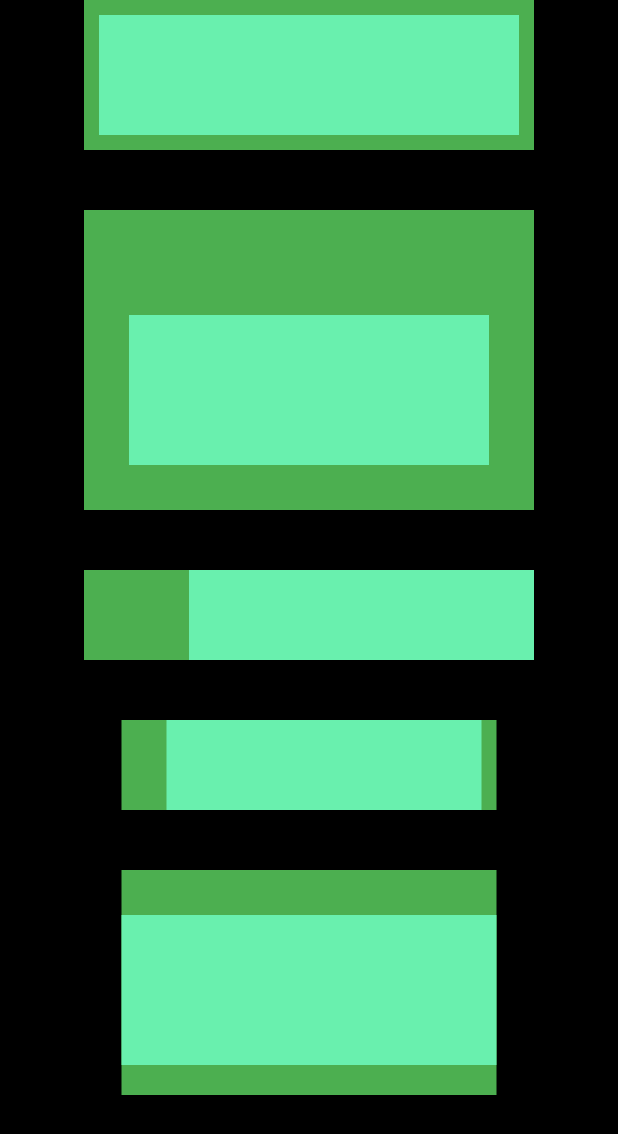
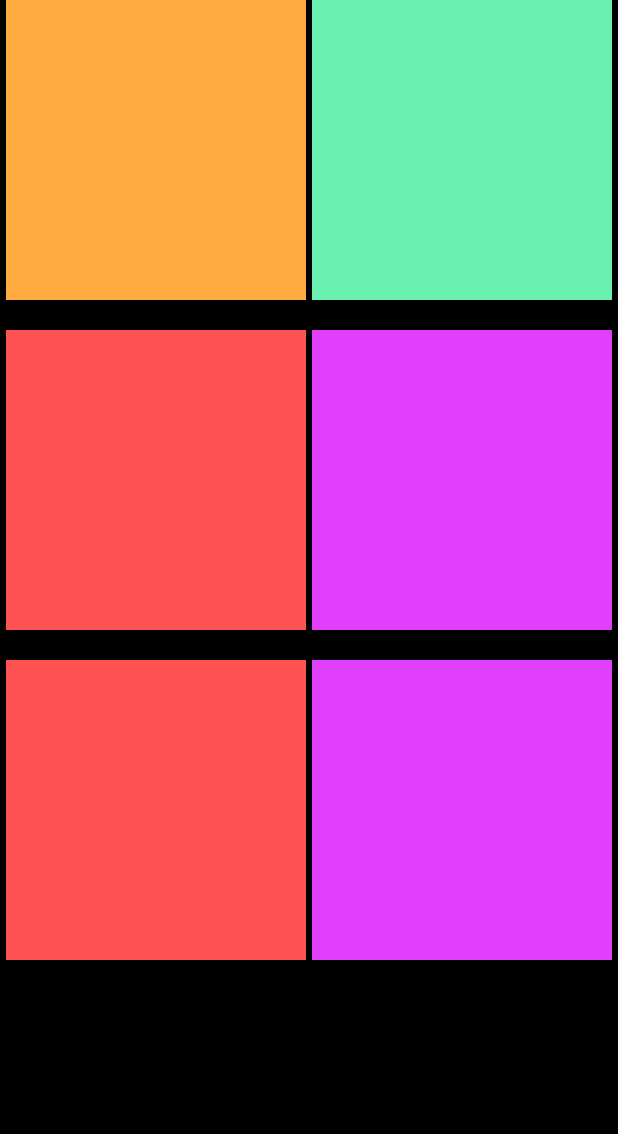
Before and after one commit to bek-n/home-works, a Flutter app: the screen it shows after launch, on a phone screen of 412 x 824 dp. Shown: the top 1134 px of the screen. Run offline on Flutter 3.47's test engine with Material 2 defaults, Android fonts, the phone set to English and light mode, and no system bars.

Commit message:
3 vazifa

```diff
--- /dev/null
+++ b/lib/9-November, margin,Shadow/3-vazifa.dart
@@ -0,0 +1,75 @@
+import 'package:flutter/material.dart';
+
+class Third extends StatelessWidget {
+  const Third({super.key});
+
+  @override
+  Widget build(BuildContext context) {
+    return MaterialApp(
+      home: Container(
+        color: Colors.black,
+        child: Column(children: [
+          Row(
+            mainAxisAlignment: MainAxisAlignment.spaceEvenly,
+            children: [
+              Container(
+                color: Colors.orangeAccent,
+                height: 200,
+                width: 200,
+                margin: EdgeInsets.only(bottom: 20),
+              ),
+              Container(
+                color: Colors.greenAccent,
+                height: 200,
+                width: 200,
+                margin: EdgeInsets.only(bottom: 20),
+              )
+            ],
+          ),
+          Column(
+            children: [
+              Row(
+                mainAxisAlignment: MainAxisAlignment.spaceEvenly,
+                children: [
+                  Container(
+                    color: Colors.redAccent,
+                    height: 200,
+                    width: 200,
+                    margin: EdgeInsets.only(bottom: 20),
+                  ),
+                  Container(
+                    color: Colors.purpleAccent,
+                    height: 200,
+                    width: 200,
+                    margin: EdgeInsets.only(bottom: 20),
+                  )
+                ],
+              ),
+              Column(
+                children: [
+                  Row(
+                    mainAxisAlignment: MainAxisAlignment.spaceEvenly,
+                    children: [
+                      Container(
+                        color: Colors.redAccent,
+                        height: 200,
+                        width: 200,
+                        margin: EdgeInsets.only(bottom: 20),
+                      ),
+                      Container(
+                        color: Colors.purpleAccent,
+                        height: 200,
+                        width: 200,
+                        margin: EdgeInsets.only(bottom: 20),
+                      )
+                    ],
+                  )
+                ],
+              )
+            ],
+          )
+        ]),
+      ),
+    );
+  }
+}
--- a/lib/main.dart
+++ b/lib/main.dart
@@ -2,7 +2,8 @@ import 'package:flutter/material.dart';
 
 import '9-November, margin,Shadow/1-vazifa.dart';
 import '9-November, margin,Shadow/2-vazifa.dart';
+import '9-November, margin,Shadow/3-vazifa.dart';
 
 void main() {
-  runApp(const Second());
+  runApp(const Third());
 }
```
